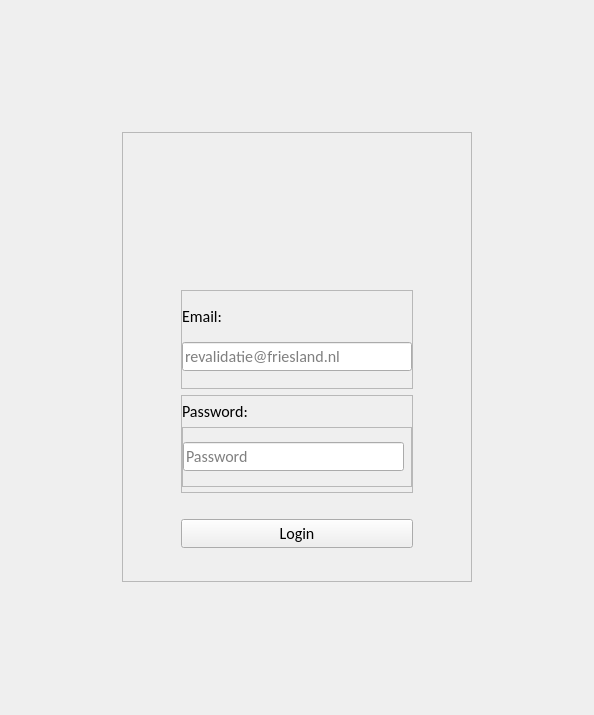
Above: layout/loginSection.ui from Baeshee/IPMEDTH-Frontend before the change. Below: the same form after it.
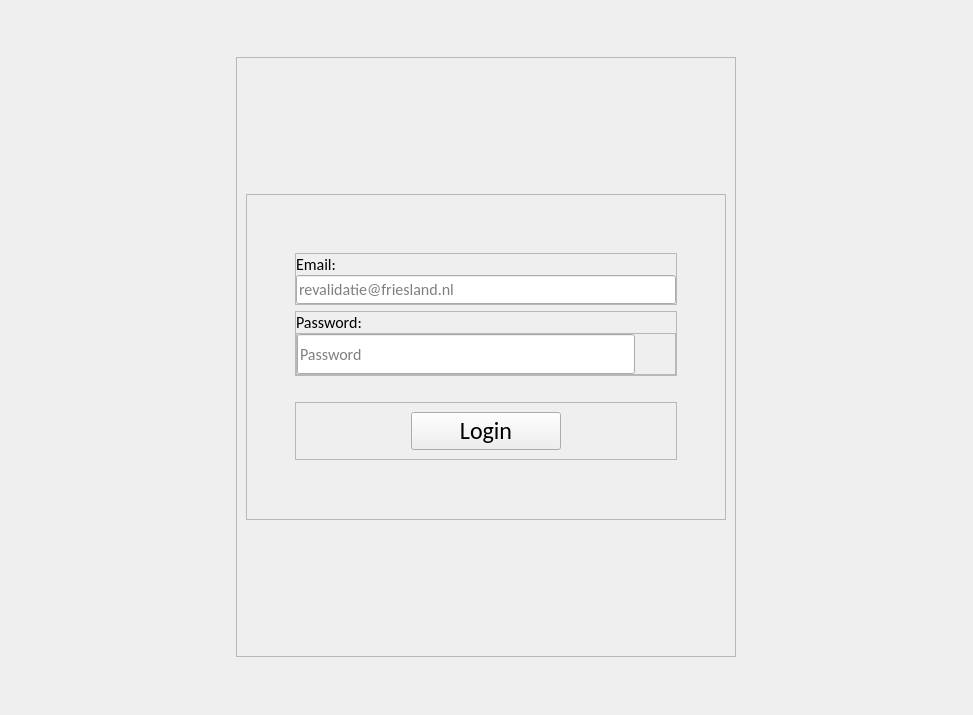
That is the form after the change. Icons and pictures are not drawn.

```diff
--- a/layout/loginSection.ui
+++ b/layout/loginSection.ui
@@ -6,7 +6,7 @@
    <rect>
     <x>0</x>
     <y>0</y>
-    <width>594</width>
+    <width>973</width>
     <height>715</height>
    </rect>
   </property>
@@ -33,29 +33,51 @@
     <widget class="QWidget" name="loginSection" native="true">
      <layout class="QHBoxLayout" name="horizontalLayout_3">
       <item>
+       <widget class="QFrame" name="horizontalLayout">
+        <property name="maximumSize">
+         <size>
+          <width>500</width>
+          <height>600</height>
+         </size>
+        </property>
+        <property name="styleSheet">
+         <string notr="true"/>
+        </property>
+        <property name="frameShape">
+         <enum>QFrame::StyledPanel</enum>
+        </property>
+        <property name="frameShadow">
+         <enum>QFrame::Raised</enum>
+        </property>
+        <layout class="QVBoxLayout" name="verticalLayout_5">
+         <item>
+          <spacer name="verticalSpacer_2">
+           <property name="orientation">
+            <enum>Qt::Vertical</enum>
+           </property>
+           <property name="sizeHint" stdset="0">
+            <size>
+             <width>20</width>
+             <height>40</height>
+            </size>
+           </property>
+          </spacer>
+         </item>
+         <item>
        <widget class="QFrame" name="loginLayout">
-        <property name="maximumSize">
-         <size>
-          <width>350</width>
-          <height>450</height>
-         </size>
-        </property>
-        <property name="styleSheet">
-         <string notr="true"/>
-        </property>
         <property name="frameShape">
          <enum>QFrame::StyledPanel</enum>
         </property>
         <property name="frameShadow">
          <enum>QFrame::Raised</enum>
         </property>
-        <layout class="QHBoxLayout" name="horizontalLayout">
+           <layout class="QHBoxLayout" name="horizontalLayout_5">
          <item>
           <widget class="QFrame" name="loginContainer">
            <property name="maximumSize">
             <size>
-             <width>250</width>
-             <height>400</height>
+                <width>400</width>
+                <height>600</height>
             </size>
            </property>
            <property name="styleSheet">
@@ -101,7 +123,7 @@
              <widget class="QFrame" name="email">
               <property name="maximumSize">
                <size>
-                <width>250</width>
+                   <width>400</width>
                 <height>300</height>
                </size>
               </property>
@@ -172,7 +194,7 @@
              <widget class="QFrame" name="password">
               <property name="maximumSize">
                <size>
-                <width>250</width>
+                   <width>400</width>
                 <height>300</height>
                </size>
               </property>
@@ -219,10 +241,16 @@
                </item>
                <item>
                 <widget class="QFrame" name="fieldContainer">
+                    <property name="minimumSize">
+                     <size>
+                      <width>0</width>
+                      <height>30</height>
+                     </size>
+                    </property>
                  <property name="maximumSize">
                   <size>
-                   <width>250</width>
-                   <height>60</height>
+                      <width>400</width>
+                      <height>100</height>
                   </size>
                  </property>
                  <property name="frameShape">
@@ -233,7 +261,7 @@
                  </property>
                  <layout class="QHBoxLayout" name="horizontalLayout_2">
                   <property name="spacing">
-                   <number>0</number>
+                      <number>10</number>
                   </property>
                   <property name="leftMargin">
                    <number>0</number>
@@ -249,10 +277,22 @@
                   </property>
                   <item>
                    <widget class="QLineEdit" name="passwordField">
+                       <property name="sizePolicy">
+                        <sizepolicy hsizetype="Preferred" vsizetype="Fixed">
+                         <horstretch>0</horstretch>
+                         <verstretch>0</verstretch>
+                        </sizepolicy>
+                       </property>
                     <property name="minimumSize">
                      <size>
                       <width>0</width>
-                      <height>25</height>
+                         <height>40</height>
+                        </size>
+                       </property>
+                       <property name="maximumSize">
+                        <size>
+                         <width>16777215</width>
+                         <height>16777215</height>
                      </size>
                     </property>
                     <property name="font">
@@ -276,10 +316,13 @@
                    <widget class="QLabel" name="showHide">
                     <property name="maximumSize">
                      <size>
-                      <width>20</width>
-                      <height>20</height>
-                     </size>
-                    </property>
+                         <width>30</width>
+                         <height>30</height>
+                        </size>
+                       </property>
+                       <property name="cursor">
+                        <cursorShape>PointingHandCursor</cursorShape>
+                       </property>
                     <property name="text">
                      <string/>
                     </property>
@@ -311,13 +354,31 @@
              </spacer>
             </item>
             <item>
+                <widget class="QFrame" name="frame">
+                 <property name="frameShape">
+                  <enum>QFrame::StyledPanel</enum>
+                 </property>
+                 <property name="frameShadow">
+                  <enum>QFrame::Raised</enum>
+                 </property>
+                 <layout class="QHBoxLayout" name="horizontalLayout_4">
+                  <item>
              <widget class="QPushButton" name="loginBtn">
+                    <property name="maximumSize">
+                     <size>
+                      <width>150</width>
+                      <height>16777215</height>
+                     </size>
+                    </property>
               <property name="font">
                <font>
                 <family>Calibri</family>
-                <pointsize>12</pointsize>
-               </font>
-              </property>
+                      <pointsize>18</pointsize>
+                     </font>
+                    </property>
+                    <property name="cursor">
+                     <cursorShape>PointingHandCursor</cursorShape>
+                    </property>
               <property name="text">
                <string>Login</string>
               </property>
@@ -325,6 +386,59 @@
             </item>
            </layout>
           </widget>
+               </item>
+               <item>
+                <spacer name="toastSpacer">
+                 <property name="orientation">
+                  <enum>Qt::Vertical</enum>
+                 </property>
+                 <property name="sizeType">
+                  <enum>QSizePolicy::Fixed</enum>
+                 </property>
+                 <property name="sizeHint" stdset="0">
+                  <size>
+                   <width>20</width>
+                   <height>20</height>
+                  </size>
+                 </property>
+                </spacer>
+               </item>
+               <item>
+                <widget class="QLabel" name="toast">
+                 <property name="font">
+                  <font>
+                   <pointsize>10</pointsize>
+                  </font>
+                 </property>
+                 <property name="text">
+                  <string/>
+                 </property>
+                 <property name="alignment">
+                  <set>Qt::AlignCenter</set>
+                 </property>
+                 <property name="wordWrap">
+                  <bool>true</bool>
+                 </property>
+                </widget>
+               </item>
+              </layout>
+             </widget>
+            </item>
+           </layout>
+          </widget>
+         </item>
+         <item>
+          <spacer name="verticalSpacer_3">
+           <property name="orientation">
+            <enum>Qt::Vertical</enum>
+           </property>
+           <property name="sizeHint" stdset="0">
+            <size>
+             <width>20</width>
+             <height>40</height>
+            </size>
+           </property>
+          </spacer>
          </item>
         </layout>
        </widget>
```
Lines whose indentation alone changed are shown as unchanged.
